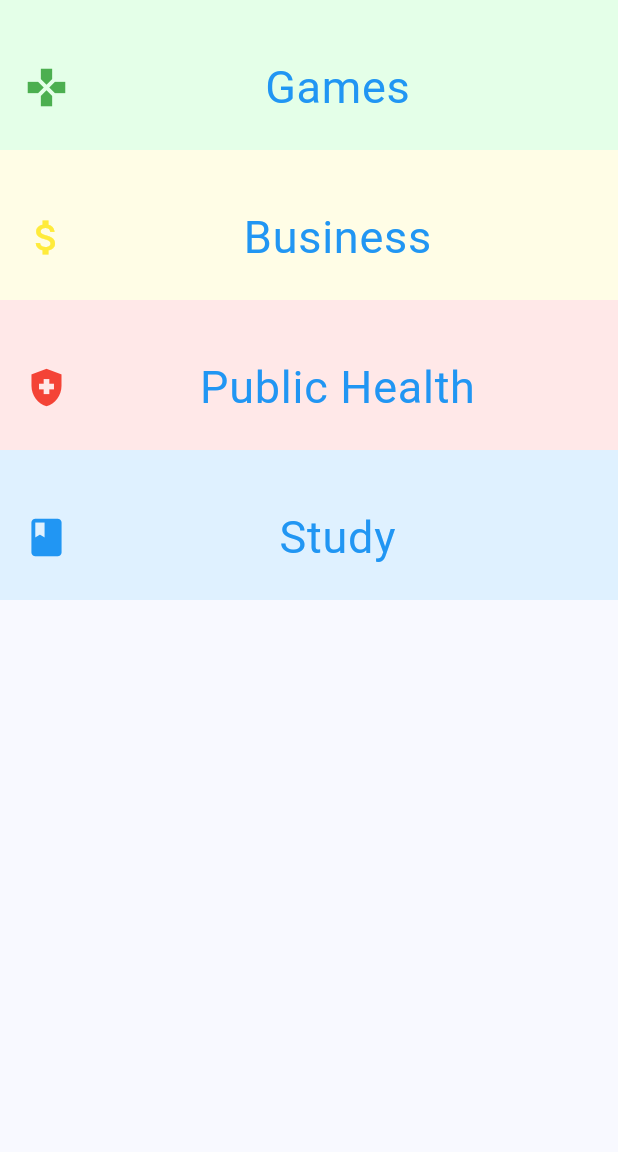
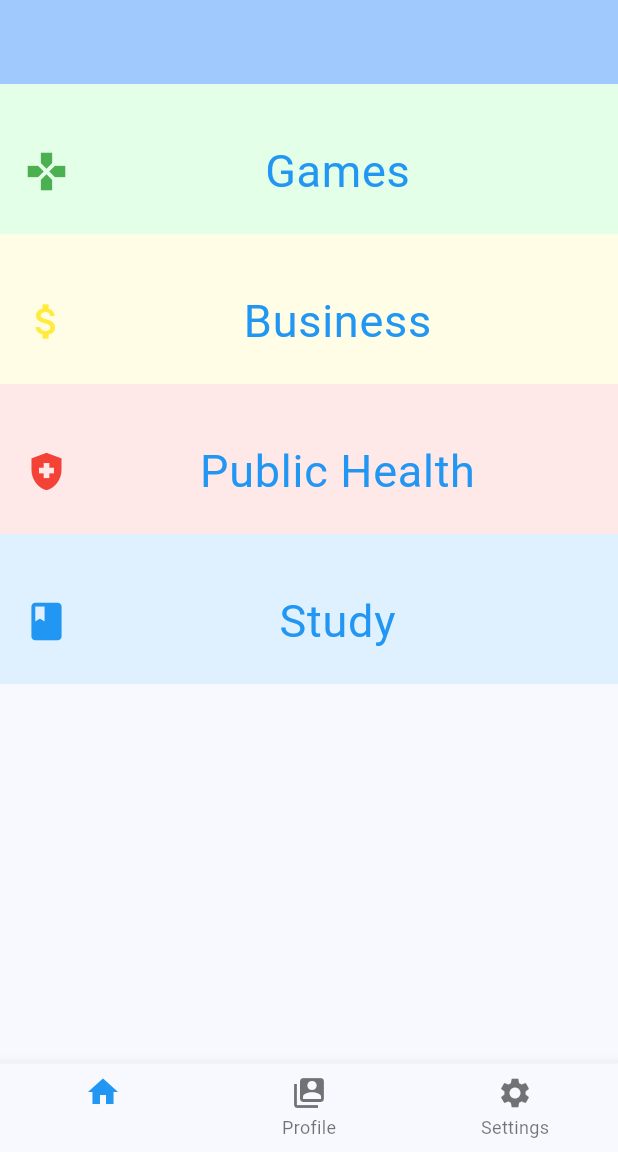
Before and after one commit to llaiza12/MessageBoard, a Flutter app: the screen it shows after launch, on a phone screen of 412 x 824 dp, the part 84-1236 px from its top. Run offline on Flutter 3.47's test engine with Material 3 defaults, Android fonts, the phone set to English and light mode, and no system bars.

Commit message:
Add bottom nav bar

```diff
--- a/lib/main.dart
+++ b/lib/main.dart
@@ -1,8 +1,7 @@
 import 'package:flutter/material.dart';
-import 'games_screen.dart';
-import 'business_screen.dart';
-import 'public_health_screen.dart';
-import 'study_screen.dart';
+import 'package:hw4/profile.dart';
+import 'package:hw4/settings.dart';
+import 'messageboards_screen.dart';
 
 void main() {
   runApp(const MyApp());
@@ -19,115 +18,55 @@ class MyApp extends StatelessWidget {
       theme: ThemeData(
         colorScheme: ColorScheme.fromSeed(seedColor: Colors.blue),
       ),
-      home: const MyHomePage(title: 'Message Board'),
+      home: const MyHomePage(),
     );
   }
 }
 
 class MyHomePage extends StatefulWidget {
-  const MyHomePage({super.key, required this.title});
-  final String title;
+  const MyHomePage({super.key});
 
   @override
   State<MyHomePage> createState() => _MyHomePageState();
 }
 
 class _MyHomePageState extends State<MyHomePage> {
+  int _selectedIndex = 0;
+  final List<Widget> _widgetOptions = const [
+    MessageboardsScreen(title: 'Message Board'),
+    ProfileScreen(),
+    SettingsScreen(),
+  ];
+
+  void _onItemTapped(int index) {
+    setState(() {
+      _selectedIndex = index;
+    });
+  }
+
   @override
   Widget build(BuildContext context) {
     return Scaffold(
       appBar: AppBar(
         backgroundColor: Theme.of(context).colorScheme.inversePrimary,
-
-        title: Center(child: Text(widget.title)),
+        title: Center(child: Text("Message Board")),
       ),
-      body: ListView(
-        children: <Widget>[
-          Container(
-            color: const Color.fromARGB(255, 228, 255, 232),
-            height: 100,
-            child: ListTile(
-              title: Center(
-                child: Text(
-                  "Games",
-                  style: TextStyle(fontSize: 30, color: Colors.blue),
-                ),
-              ),
-              leading: Icon(Icons.gamepad, color: Colors.green, size: 30),
-              onTap: () {
-                Navigator.push(
-                  context,
-                  MaterialPageRoute(builder: (context) => const GamesScreen()),
-                );
-              },
-            ),
+      body: _widgetOptions[_selectedIndex],
+      bottomNavigationBar: BottomNavigationBar(
+        items: const <BottomNavigationBarItem>[
+          BottomNavigationBarItem(icon: Icon(Icons.home), label: ''),
+          BottomNavigationBarItem(
+            icon: Icon(Icons.switch_account),
+            label: 'Profile',
           ),
-          Container(
-            color: const Color.fromARGB(255, 255, 253, 230),
-            height: 100,
-            child: ListTile(
-              title: Center(
-                child: Text(
-                  "Business",
-                  style: TextStyle(fontSize: 30, color: Colors.blue),
-                ),
-              ),
-              leading: Icon(Icons.attach_money, color: Colors.yellow, size: 30),
-              onTap: () {
-                Navigator.push(
-                  context,
-                  MaterialPageRoute(
-                    builder: (context) => const BusinessScreen(),
-                  ),
-                );
-              },
-            ),
-          ),
-          Container(
-            color: const Color.fromARGB(255, 255, 232, 232),
-            height: 100,
-            child: ListTile(
-              title: Center(
-                child: Text(
-                  "Public Health",
-                  style: TextStyle(fontSize: 30, color: Colors.blue),
-                ),
-              ),
-              leading: Icon(
-                Icons.health_and_safety,
-                color: Colors.red,
-                size: 30,
-              ),
-              onTap: () {
-                Navigator.push(
-                  context,
-                  MaterialPageRoute(
-                    builder: (context) => const PublicHealthScreen(),
-                  ),
-                );
-              },
-            ),
-          ),
-          Container(
-            height: 100,
-            color: const Color.fromARGB(255, 223, 241, 255),
-            child: ListTile(
-              title: Center(
-                child: Text(
-                  "Study",
-                  style: TextStyle(fontSize: 30, color: Colors.blue),
-                ),
-              ),
-              leading: Icon(Icons.book, color: Colors.blue, size: 30),
-              onTap: () {
-                Navigator.push(
-                  context,
-                  MaterialPageRoute(builder: (context) => const StudyScreen()),
-                );
-              },
-            ),
+          BottomNavigationBarItem(
+            icon: Icon(Icons.settings),
+            label: "Settings",
           ),
         ],
+        currentIndex: _selectedIndex,
+        selectedItemColor: Colors.blue,
+        onTap: _onItemTapped,
       ),
     );
   }
--- /dev/null
+++ b/lib/messageboards_screen.dart
@@ -0,0 +1,122 @@
+import 'package:flutter/material.dart';
+import 'games_screen.dart';
+import 'business_screen.dart';
+import 'public_health_screen.dart';
+import 'study_screen.dart';
+
+class MessageboardsScreen extends StatefulWidget {
+  const MessageboardsScreen({super.key, required this.title});
+  final String title;
+
+  @override
+  State<MessageboardsScreen> createState() => _MessageboardsScreenState();
+}
+
+class _MessageboardsScreenState extends State<MessageboardsScreen> {
+  @override
+  Widget build(BuildContext context) {
+    return Scaffold(
+      appBar: AppBar(
+        backgroundColor: Theme.of(context).colorScheme.inversePrimary,
+      ),
+      body: Center(
+        child: ListView(
+          children: <Widget>[
+            Container(
+              color: const Color.fromARGB(255, 228, 255, 232),
+              height: 100,
+              child: ListTile(
+                title: Center(
+                  child: Text(
+                    "Games",
+                    style: TextStyle(fontSize: 30, color: Colors.blue),
+                  ),
+                ),
+                leading: Icon(Icons.gamepad, color: Colors.green, size: 30),
+                onTap: () {
+                  Navigator.push(
+                    context,
+                    MaterialPageRoute(
+                      builder: (context) => const GamesScreen(),
+                    ),
+                  );
+                },
+              ),
+            ),
+            Container(
+              color: const Color.fromARGB(255, 255, 253, 230),
+              height: 100,
+              child: ListTile(
+                title: Center(
+                  child: Text(
+                    "Business",
+                    style: TextStyle(fontSize: 30, color: Colors.blue),
+                  ),
+                ),
+                leading: Icon(
+                  Icons.attach_money,
+                  color: Colors.yellow,
+                  size: 30,
+                ),
+                onTap: () {
+                  Navigator.push(
+                    context,
+                    MaterialPageRoute(
+                      builder: (context) => const BusinessScreen(),
+                    ),
+                  );
+                },
+              ),
+            ),
+            Container(
+              color: const Color.fromARGB(255, 255, 232, 232),
+              height: 100,
+              child: ListTile(
+                title: Center(
+                  child: Text(
+                    "Public Health",
+                    style: TextStyle(fontSize: 30, color: Colors.blue),
+                  ),
+                ),
+                leading: Icon(
+                  Icons.health_and_safety,
+                  color: Colors.red,
+                  size: 30,
+                ),
+                onTap: () {
+                  Navigator.push(
+                    context,
+                    MaterialPageRoute(
+                      builder: (context) => const PublicHealthScreen(),
+                    ),
+                  );
+                },
+              ),
+            ),
+            Container(
+              height: 100,
+              color: const Color.fromARGB(255, 223, 241, 255),
+              child: ListTile(
+                title: Center(
+                  child: Text(
+                    "Study",
+                    style: TextStyle(fontSize: 30, color: Colors.blue),
+                  ),
+                ),
+                leading: Icon(Icons.book, color: Colors.blue, size: 30),
+                onTap: () {
+                  Navigator.push(
+                    context,
+                    MaterialPageRoute(
+                      builder: (context) => const StudyScreen(),
+                    ),
+                  );
+                },
+              ),
+            ),
+          ],
+        ),
+      ),
+    );
+  }
+}
```
Also changed, not shown: lib/profile.dart (added, +15 -0 lines), lib/settings.dart (added, +15 -0 lines).
